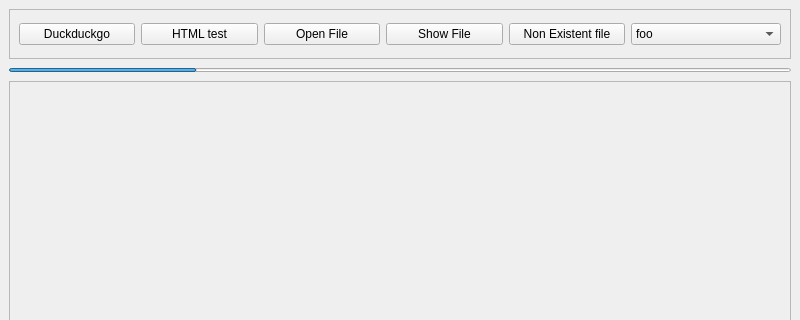
Above: sample/mainwindow.ui from brcontainer/qt-helper before the change; both pictures show x 0 to 800 and y 0 to 320 of the 800 by 600 pixel window. Below: the same form after it.
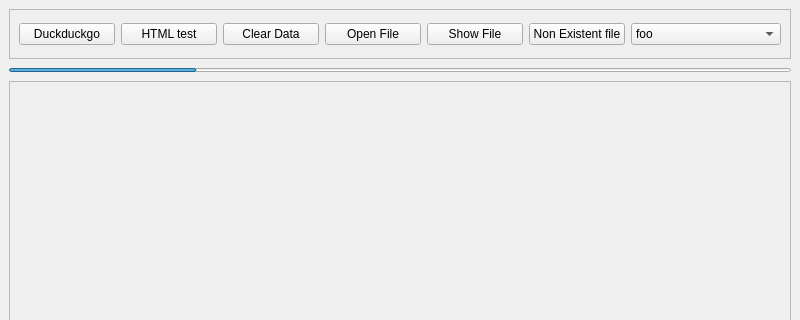
That is the form after the change.

```diff
--- a/sample/mainwindow.ui
+++ b/sample/mainwindow.ui
@@ -67,19 +67,26 @@
       <item>
        <widget class="QPushButton" name="btn3">
         <property name="text">
-         <string>Open File</string>
+         <string>Clear Data</string>
         </property>
        </widget>
       </item>
       <item>
        <widget class="QPushButton" name="btn4">
         <property name="text">
-         <string>Show File</string>
+         <string>Open File</string>
         </property>
        </widget>
       </item>
       <item>
        <widget class="QPushButton" name="btn5">
+        <property name="text">
+         <string>Show File</string>
+        </property>
+       </widget>
+      </item>
+      <item>
+       <widget class="QPushButton" name="btn6">
         <property name="text">
          <string>Non Existent file</string>
         </property>
```
